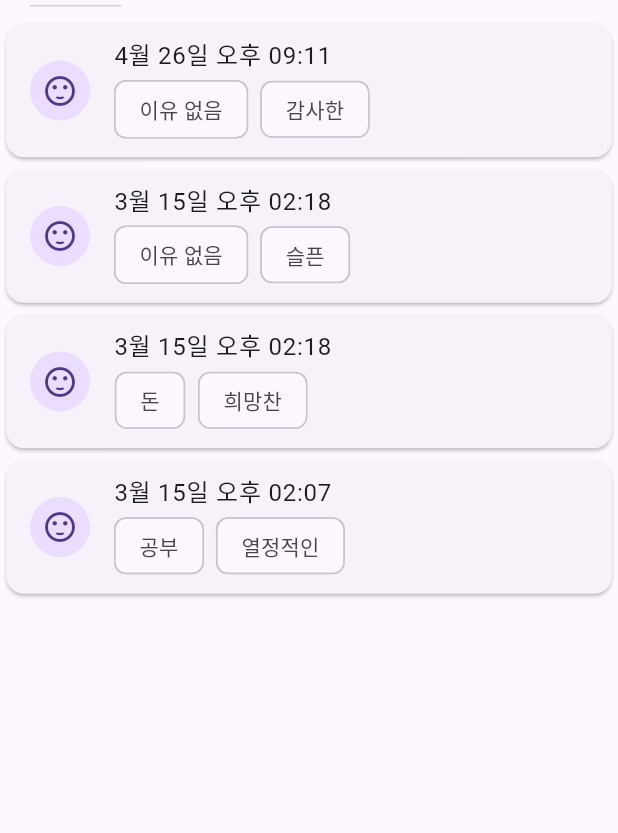
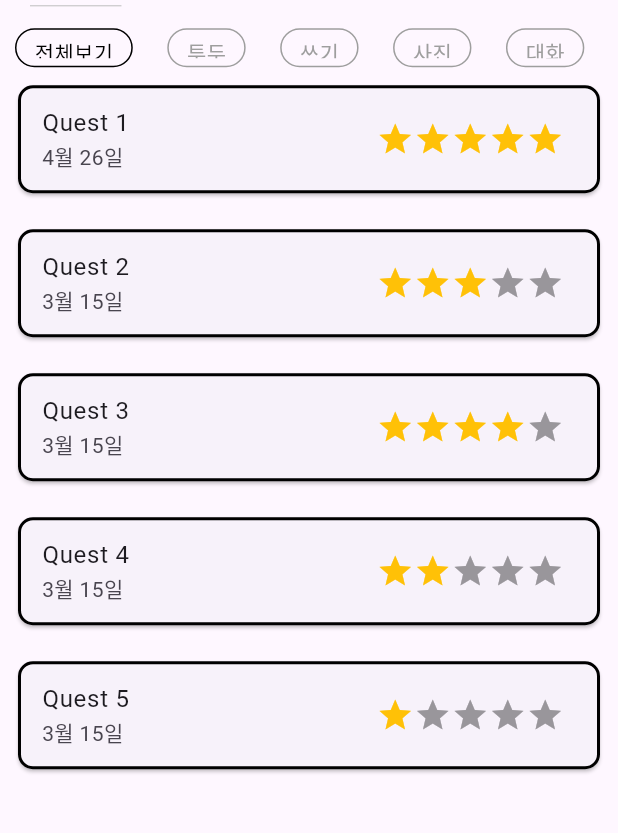
Before and after one commit to bellaria19/Ego, a Flutter app: the RecordScreen screen opened directly, after a tap on "Quest", on a phone screen of 412 x 824 dp, the part 116-949 px from its top. Run offline on Flutter 3.47's test engine with Material 3 defaults, Android fonts, the phone set to English and light mode, and no system bars; drawn by our look-alikes of flutter_rating_bar; our stand-ins replace flutter_dotenv, font_awesome_flutter, google_fonts, supabase_flutter, syncfusion_flutter_charts; missing offline and left inert: supabase_auth_ui; accounts and stored records are empty; statements that could not run were skipped.

Commit message:
Show Quest each category section & add rating bar

```diff
--- /dev/null
+++ b/lib/models/quest.dart
@@ -0,0 +1,13 @@
+class Quest {
+  final String category;
+  final String title;
+  final String date;
+  final int rate;
+
+  Quest({
+    required this.category,
+    required this.title,
+    required this.date,
+    required this.rate,
+  });
+}
--- a/lib/screens/record/quest_screen.dart
+++ b/lib/screens/record/quest_screen.dart
@@ -1,41 +1,69 @@
+import 'package:ego/models/quest.dart';
 import 'package:flutter/material.dart';
+import 'package:flutter_rating_bar/flutter_rating_bar.dart';
 
 class QuestScreen extends StatefulWidget {
   const QuestScreen({super.key});
 
   @override
-  _QuestScreenState createState() => _QuestScreenState();
+  State<QuestScreen> createState() => _QuestScreenState();
 }
 
 class _QuestScreenState extends State<QuestScreen> {
-  final List questList = [
-    {
-      "date": "4월 26일",
-      "time": "오후 09:11",
-      "emotion1": "이유 없음",
-      "emotion2": "감사한"
-    },
-    {
-      "date": "3월 15일",
-      "time": "오후 02:18",
-      "emotion1": "이유 없음",
-      "emotion2": "슬픈"
-    },
-    {"date": "3월 15일", "time": "오후 02:18", "emotion1": "돈", "emotion2": "희망찬"},
-    {
-      "date": "3월 15일",
-      "time": "오후 02:07",
-      "emotion1": "공부",
-      "emotion2": "열정적인"
-    },
+  final List<String> category = ['전체보기', '투두', '쓰기', '사진', '대화'];
+  int _selectedIndex = 0;
+
+  final List<Quest> questList = [
+    Quest(
+      category: '투두',
+      title: 'Quest 1',
+      date: '4월 26일',
+      rate: 5,
+    ),
+    Quest(
+      category: '투두',
+      title: 'Quest 2',
+      date: '3월 15일',
+      rate: 3,
+    ),
+    Quest(
+      category: '쓰기',
+      title: 'Quest 3',
+      date: '3월 15일',
+      rate: 4,
+    ),
+    Quest(
+      category: '사진',
+      title: 'Quest 4',
+      date: '3월 15일',
+      rate: 2,
+    ),
+    Quest(
+      category: '대화',
+      title: 'Quest 5',
+      date: '3월 15일',
+      rate: 1,
+    ),
   ];
 
   String _selectedYear = DateTime.now().year.toString();
   final List<String> _years =
       List.generate(1, (index) => (DateTime.now().year - index).toString());
 
+  List<Quest> get filteredQuestList {
+    if (category[_selectedIndex] == '전체보기') {
+      return questList;
+    } else {
+      return questList
+          .where((quest) => quest.category == category[_selectedIndex])
+          .toList();
+    }
+  }
+
   @override
   Widget build(BuildContext context) {
+    final size = MediaQuery.of(context).size;
+
     return SafeArea(
       child: Column(
         children: [
@@ -61,29 +89,101 @@ class _QuestScreenState extends State<QuestScreen> {
               ],
             ),
           ),
-          questList.isEmpty
-              ? const Text('No Emotion Data')
-              : ListView.builder(
-                  shrinkWrap: true,
-                  itemCount: questList.length,
-                  itemBuilder: (context, index) {
-                    final emotion = questList[index];
-                    return Card(
-                      child: ListTile(
-                        leading: const CircleAvatar(
-                          child: Icon(Icons.sentiment_satisfied),
-                        ),
-                        title: Text('${emotion["date"]} ${emotion["time"]}'),
-                        subtitle: Wrap(
-                          spacing: 8.0,
-                          children: [
-                            Chip(label: Text(emotion["emotion1"]!)),
-                            Chip(label: Text(emotion["emotion2"]!)),
-                          ],
+          SizedBox(
+            width: size.width,
+            height: size.height * 0.04,
+            child: ListView.builder(
+              physics: const BouncingScrollPhysics(),
+              scrollDirection: Axis.horizontal,
+              itemCount: category.length,
+              itemBuilder: (context, index) {
+                bool isSelected = _selectedIndex == index;
+                return Padding(
+                  padding: EdgeInsets.only(left: index == 0 ? 10 : 23, top: 7),
+                  child: GestureDetector(
+                    onTap: () {
+                      setState(() {
+                        _selectedIndex = index;
+                      });
+                    },
+                    child: Container(
+                      padding: const EdgeInsets.symmetric(
+                          horizontal: 12, vertical: 5),
+                      decoration: BoxDecoration(
+                        borderRadius: BorderRadius.circular(20),
+                        border: Border.all(
+                          color: isSelected ? Colors.black : Colors.grey,
                         ),
                       ),
-                    );
-                  },
+                      child: Text(
+                        category[index],
+                        style: TextStyle(
+                          fontSize: 14,
+                          color: isSelected ? Colors.black : Colors.grey,
+                        ),
+                      ),
+                    ),
+                  ),
+                );
+              },
+            ),
+          ),
+          filteredQuestList.isEmpty
+              ? Expanded(
+                  child: Container(
+                    alignment: Alignment.center,
+                    child: const Text(
+                      '아직 완료한 퀘스트가 없어요\n감정을 기록하고 퀘스트를 추천 받아보세요',
+                      textAlign: TextAlign.center,
+                    ),
+                  ),
+                )
+              : Expanded(
+                  child: ListView.builder(
+                    // shrinkWrap: true,
+                    itemCount: filteredQuestList.length,
+                    itemBuilder: (context, index) {
+                      final quest = filteredQuestList[index];
+                      return Padding(
+                        padding: const EdgeInsets.all(8.0),
+                        child: Card(
+                          shape: RoundedRectangleBorder(
+                            borderRadius: BorderRadius.circular(10),
+                            side: const BorderSide(
+                              color: Colors.black,
+                              width: 2,
+                            ),
+                          ),
+                          child: Column(
+                            children: [
+                              ListTile(
+                                title: Text(quest.title),
+                                subtitle: Text(quest.date),
+                                trailing: RatingBar.builder(
+                                  initialRating: quest.rate.toDouble(),
+                                  minRating: 0,
+                                  direction: Axis.horizontal,
+                                  allowHalfRating: true,
+                                  itemCount: 5,
+                                  itemSize: 25,
+                                  itemBuilder: (context, _) => const Icon(
+                                    Icons.star,
+                                    color: Colors.amber,
+                                  ),
+                                  onRatingUpdate: (rating) {
+                                    print(rating);
+                                  },
+                                ),
+                              ),
+                            ],
+                          ),
+                          // ListTile(
+                          //   title: Text(quest.category),
+                          // ),
+                        ),
+                      );
+                    },
+                  ),
                 ),
         ],
       ),
--- a/pubspec.yaml
+++ b/pubspec.yaml
@@ -42,6 +42,7 @@ dependencies:
   intl: ^0.19.0
   syncfusion_flutter_charts: ^26.1.40
   google_fonts: ^6.2.1
+  flutter_rating_bar: ^4.0.1
 
 dev_dependencies:
   flutter_test:
```
Also changed, not shown: pubspec.lock.
